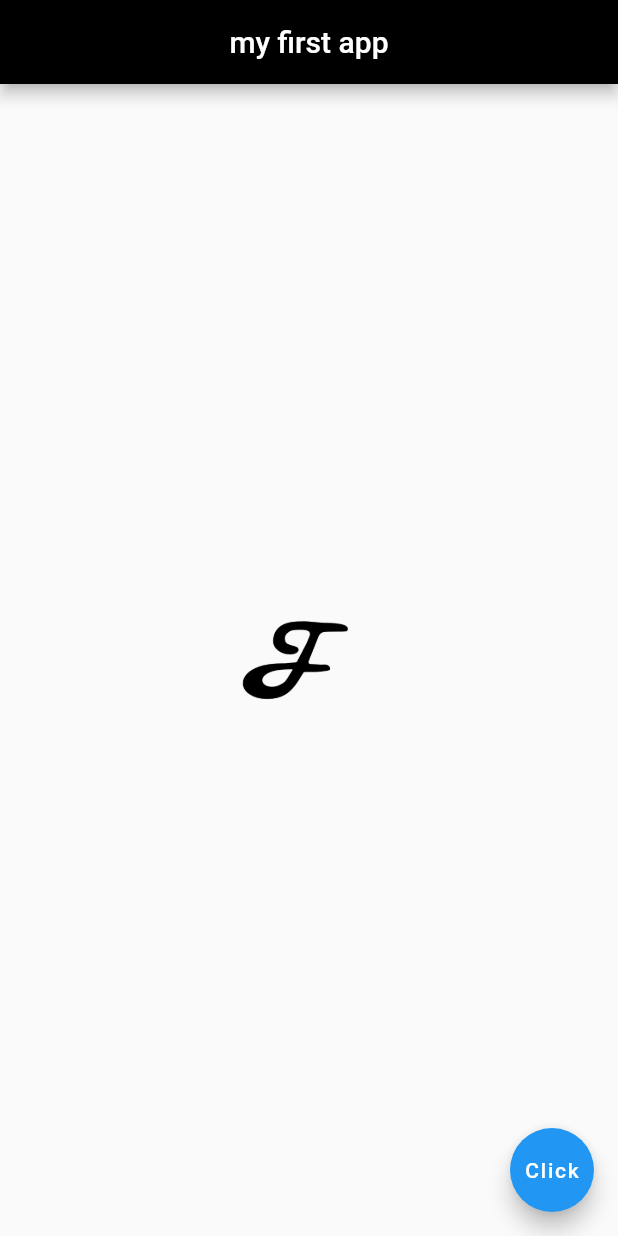
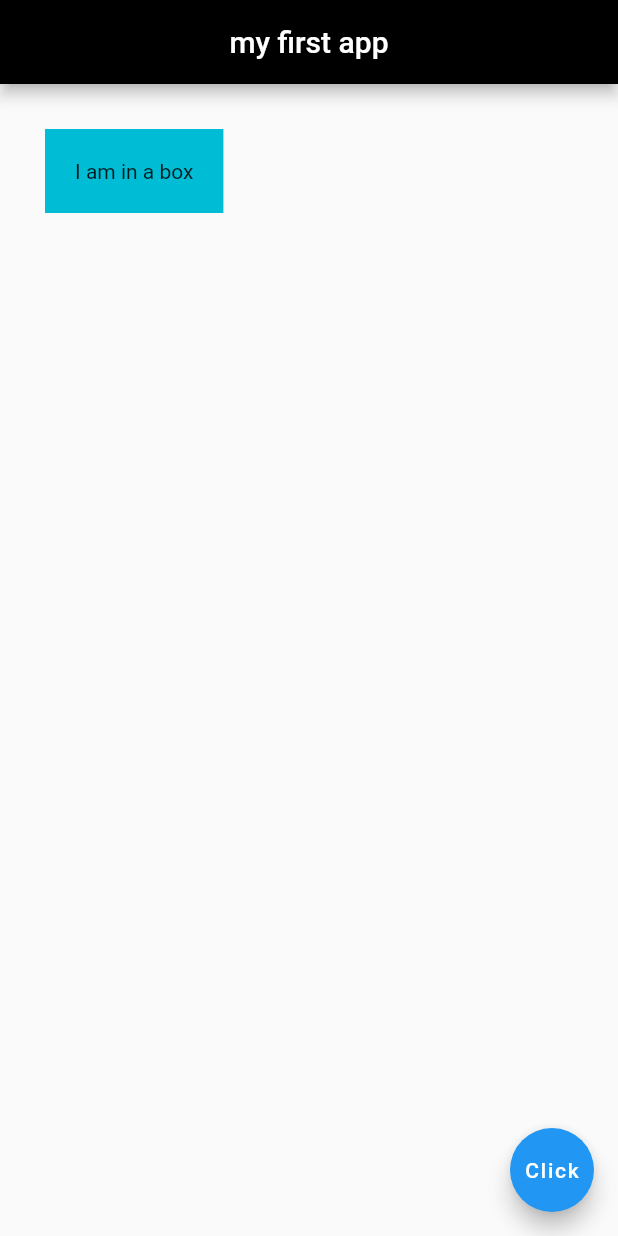
Before and after one commit to JohnFull30/flutterApp, a Flutter app: the screen it shows after launch, on a phone screen of 412 x 824 dp. Run offline on Flutter 3.47's test engine with Material 2 defaults, Android fonts, the phone set to English and light mode, and no system bars.

Commit message:
learned how touse the padding and margin as well as EdgeInsets

```diff
--- a/lib/main.dart
+++ b/lib/main.dart
@@ -17,9 +17,15 @@ class Home extends StatelessWidget {
         centerTitle: true,
         backgroundColor: Colors.black,
       ),
-      body: Center(
-        child: Image.asset('assets/F.png')
-      ),
+      body: Container(
+            color: Colors.cyan,
+            padding: EdgeInsets.all(20.0),
+            margin: EdgeInsets.all(30.0),
+            child: Text('I am in a box'),
+          ),
+      // body: Center(
+      //     child: Image.asset('assets/F.png')
+      // ),
       floatingActionButton: FloatingActionButton(
         onPressed: () {  },
         child: Text("Click"),
```
